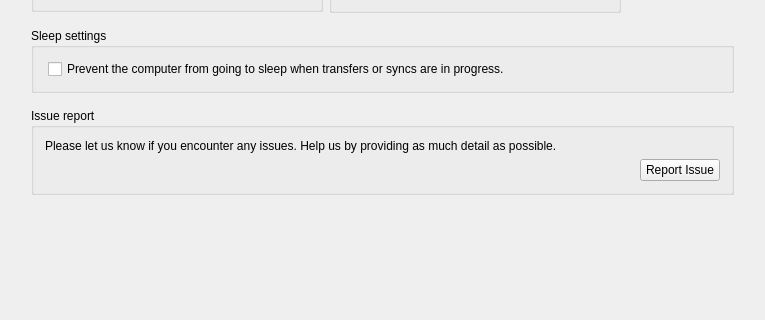
The window that src/MEGASync/gui/ui/SettingsDialog.ui (meganz/MEGAsync) describes before a commit, drawn with Qt 5; both pictures show x 0 to 765 and y 313 to 633 of the 765 by 765 pixel window.
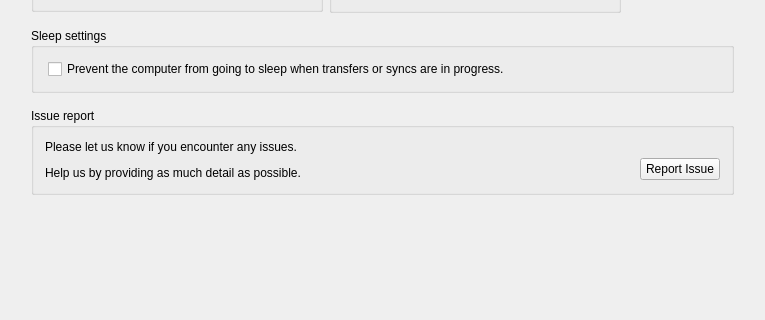
The same window after the commit. Icons and pictures are not drawn. Custom widgets are drawn as their Qt base class.

Commit message: SNC-4953. Layout updated in report issue group box.

Patch:
```diff
--- a/src/MEGASync/gui/ui/SettingsDialog.ui
+++ b/src/MEGASync/gui/ui/SettingsDialog.ui
@@ -944,6 +944,22 @@
           <string notr="true">mega</string>
          </property>
          <layout class="QVBoxLayout" name="verticalLayout_5">
+          <property name="spacing">
+           <number>0</number>
+          </property>
+          <property name="topMargin">
+           <number>12</number>
+          </property>
+          <property name="bottomMargin">
+           <number>12</number>
+          </property>
+          <item>
+           <layout class="QHBoxLayout" name="horizontalLayout_13">
+            <item>
+             <layout class="QVBoxLayout" name="verticalLayout_14">
+              <property name="spacing">
+               <number>12</number>
+              </property>
           <item>
            <widget class="QLabel" name="lBugReport">
             <property name="sizePolicy">
@@ -953,7 +969,7 @@
              </sizepolicy>
             </property>
             <property name="text">
-             <string>Please let us know if you encounter any issues. Help us by providing as much detail as possible.</string>
+                 <string>Please let us know if you encounter any issues.</string>
             </property>
             <property name="wordWrap">
              <bool>true</bool>
@@ -961,7 +977,14 @@
            </widget>
           </item>
           <item>
-           <layout class="QHBoxLayout" name="horizontalLayout_13">
+               <widget class="QLabel" name="label_4">
+                <property name="text">
+                 <string>Help us by providing as much detail as possible.</string>
+                </property>
+               </widget>
+              </item>
+             </layout>
+            </item>
             <item>
              <spacer name="horizontalSpacer_13">
               <property name="orientation">
@@ -976,6 +999,21 @@
              </spacer>
             </item>
             <item>
+             <layout class="QVBoxLayout" name="verticalLayout_16">
+              <item>
+               <spacer name="verticalSpacer_8">
+                <property name="orientation">
+                 <enum>Qt::Vertical</enum>
+                </property>
+                <property name="sizeHint" stdset="0">
+                 <size>
+                  <width>20</width>
+                  <height>0</height>
+                 </size>
+                </property>
+               </spacer>
+              </item>
+              <item>
              <widget class="QPushButton" name="bSendBug">
               <property name="sizePolicy">
                <sizepolicy hsizetype="Maximum" vsizetype="Fixed">
@@ -999,6 +1037,8 @@
                <string notr="true">small</string>
               </property>
              </widget>
+              </item>
+             </layout>
             </item>
            </layout>
           </item>
```
Lines whose indentation alone changed are shown as unchanged.
